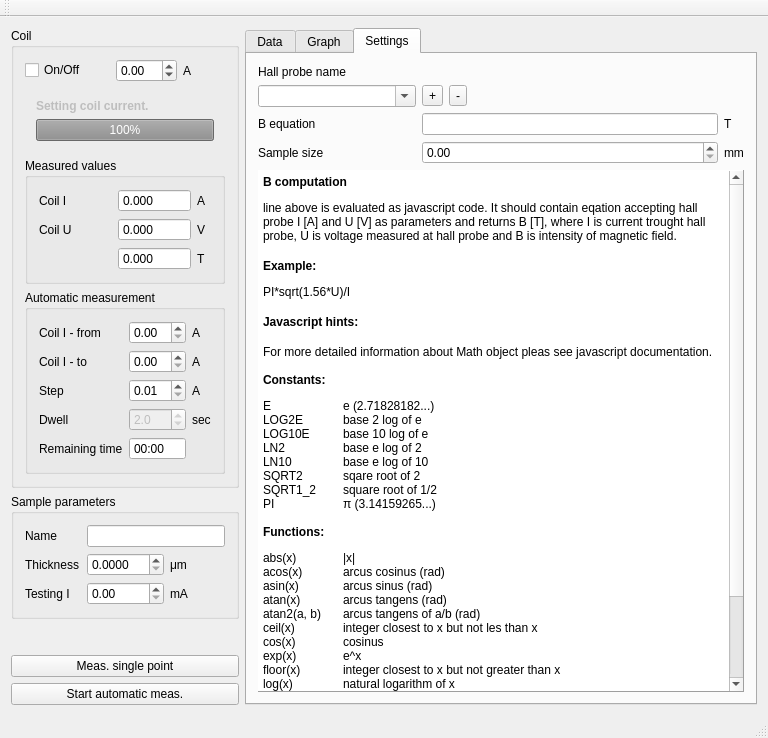
This is hall/mainwindow.ui in mBr001/hall as Qt 5 draws it before an edit. The edited form follows.
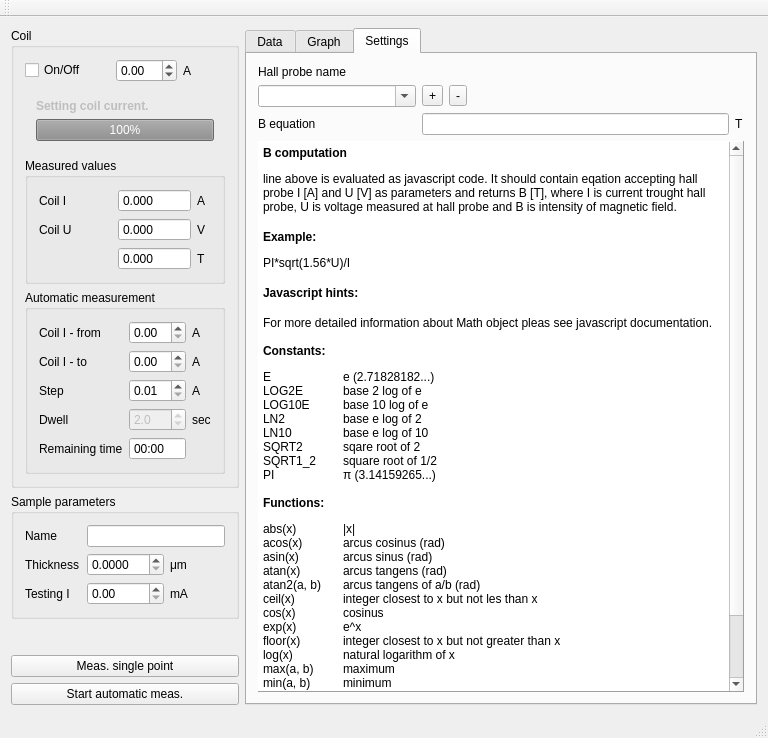
This is the edited form. Custom widgets are drawn as their Qt base class.

Commit message: checnge grouping of sample holder parameters

The edit to the form file:
```diff
--- a/hall/mainwindow.ui
+++ b/hall/mainwindow.ui
@@ -566,7 +566,14 @@
             </property>
            </widget>
           </item>
-          <item row="5" column="0" colspan="3">
+          <item row="2" column="0">
+           <widget class="QLabel" name="label_14">
+            <property name="text">
+             <string>B equation</string>
+            </property>
+           </widget>
+          </item>
+          <item row="4" column="0" colspan="3">
            <widget class="QTextEdit" name="textEdit">
             <property name="frameShape">
              <enum>QFrame::Panel</enum>
@@ -581,47 +588,26 @@
              <string>&lt;!DOCTYPE HTML PUBLIC &quot;-//W3C//DTD HTML 4.0//EN&quot; &quot;http://www.w3.org/TR/REC-html40/strict.dtd&quot;&gt;
 &lt;html&gt;&lt;head&gt;&lt;meta name=&quot;qrichtext&quot; content=&quot;1&quot; /&gt;&lt;style type=&quot;text/css&quot;&gt;
 p, li { white-space: pre-wrap; }
-&lt;/style&gt;&lt;/head&gt;&lt;body style=&quot; font-family:'Sans Serif'; font-size:9pt; font-weight:400; font-style:normal;&quot;&gt;
-&lt;p style=&quot; margin-top:18px; margin-bottom:12px; margin-left:0px; margin-right:0px; -qt-block-indent:0; text-indent:0px;&quot;&gt;&lt;span style=&quot; font-weight:600;&quot;&gt;B computation&lt;/span&gt;&lt;/p&gt;
-&lt;p style=&quot; margin-top:12px; margin-bottom:12px; margin-left:0px; margin-right:0px; -qt-block-indent:0; text-indent:0px;&quot;&gt;line above is evaluated as javascript code. It should contain eqation accepting hall probe &lt;span style=&quot; font-family:'Courier New,courier';&quot;&gt;I&lt;/span&gt; [A] and &lt;span style=&quot; font-family:'Courier New,courier';&quot;&gt;U&lt;/span&gt; [V] as parameters and returns &lt;span style=&quot; font-family:'Courier New,courier';&quot;&gt;B&lt;/span&gt; [T], where &lt;span style=&quot; font-family:'Courier New,courier';&quot;&gt;I&lt;/span&gt; is current trought hall probe, &lt;span style=&quot; font-family:'Courier New,courier';&quot;&gt;U&lt;/span&gt; is voltage measured at hall probe and &lt;span style=&quot; font-family:'Courier New,courier';&quot;&gt;B&lt;/span&gt; is intensity of magnetic field.&lt;/p&gt;
-&lt;p style=&quot; margin-top:16px; margin-bottom:12px; margin-left:0px; margin-right:0px; -qt-block-indent:0; text-indent:0px;&quot;&gt;&lt;span style=&quot; font-weight:600;&quot;&gt;Example:&lt;/span&gt;&lt;/p&gt;
-&lt;p style=&quot; margin-top:12px; margin-bottom:12px; margin-left:0px; margin-right:0px; -qt-block-indent:0; text-indent:0px;&quot;&gt;&lt;span style=&quot; font-family:'Courier New,courier';&quot;&gt;PI*sqrt(1.56*U)/I&lt;/span&gt;&lt;/p&gt;
-&lt;p style=&quot; margin-top:16px; margin-bottom:12px; margin-left:0px; margin-right:0px; -qt-block-indent:0; text-indent:0px;&quot;&gt;&lt;span style=&quot; font-weight:600;&quot;&gt;Javascript hints:&lt;/span&gt;&lt;/p&gt;
-&lt;p style=&quot; margin-top:16px; margin-bottom:12px; margin-left:0px; margin-right:0px; -qt-block-indent:0; text-indent:0px;&quot;&gt;For more detailed information about Math object pleas see javascript documentation.&lt;/p&gt;
-&lt;p style=&quot; margin-top:14px; margin-bottom:12px; margin-left:0px; margin-right:0px; -qt-block-indent:0; text-indent:0px;&quot;&gt;&lt;span style=&quot; font-weight:600;&quot;&gt;Constants:&lt;/span&gt;&lt;/p&gt;
-&lt;p style=&quot; margin-top:12px; margin-bottom:12px; margin-left:0px; margin-right:0px; -qt-block-indent:0; text-indent:0px;&quot;&gt;&lt;span style=&quot; font-family:'Courier New,courier';&quot;&gt;E	e (2.71828182...)&lt;br /&gt;LOG2E	base 2 log of e&lt;br /&gt;LOG10E	base 10 log of e&lt;br /&gt;LN2	base e log of 2&lt;br /&gt;LN10	base e log of 10&lt;br /&gt;SQRT2	sqare root of 2&lt;br /&gt;SQRT1_2	square root of 1/2&lt;br /&gt;PI	π (3.14159265...)&lt;/span&gt;&lt;/p&gt;
-&lt;p style=&quot; margin-top:14px; margin-bottom:12px; margin-left:0px; margin-right:0px; -qt-block-indent:0; text-indent:0px;&quot;&gt;&lt;span style=&quot; font-weight:600;&quot;&gt;Functions:&lt;/span&gt;&lt;/p&gt;
-&lt;p style=&quot; margin-top:12px; margin-bottom:12px; margin-left:0px; margin-right:0px; -qt-block-indent:0; text-indent:0px;&quot;&gt;&lt;span style=&quot; font-family:'Courier New,courier';&quot;&gt;abs(x)	|x|&lt;br /&gt;acos(x)	arcus cosinus (rad)&lt;br /&gt;asin(x)	arcus sinus (rad)&lt;br /&gt;atan(x)	arcus tangens (rad)&lt;br /&gt;atan2(a, b)	arcus tangens of a/b (rad)&lt;br /&gt;ceil(x)	integer closest to x but not les than x&lt;br /&gt;cos(x)	cosinus&lt;br /&gt;exp(x)	e^x&lt;br /&gt;floor(x)	integer closest to x but not greater than x&lt;br /&gt;log(x)	natural logarithm of x&lt;br /&gt;max(a, b)	maximum&lt;br /&gt;min(a, b)	minimum&lt;br /&gt;pow(x, y)	x^y&lt;br /&gt;random()	random number in range 0. - 1.&lt;br /&gt;round(x)	integer closest to x&lt;br /&gt;sqrt(x)	square root of x&lt;br /&gt;tan(x)	tangent&lt;/span&gt;&lt;/p&gt;&lt;/body&gt;&lt;/html&gt;</string>
+&lt;/style&gt;&lt;/head&gt;&lt;body style=&quot; font-family:'Sans Serif'; font-size:10pt; font-weight:400; font-style:normal;&quot;&gt;
+&lt;p style=&quot; margin-top:18px; margin-bottom:12px; margin-left:0px; margin-right:0px; -qt-block-indent:0; text-indent:0px;&quot;&gt;&lt;span style=&quot; font-size:9pt; font-weight:600;&quot;&gt;B computation&lt;/span&gt;&lt;/p&gt;
+&lt;p style=&quot; margin-top:12px; margin-bottom:12px; margin-left:0px; margin-right:0px; -qt-block-indent:0; text-indent:0px;&quot;&gt;&lt;span style=&quot; font-size:9pt;&quot;&gt;line above is evaluated as javascript code. It should contain eqation accepting hall probe &lt;/span&gt;&lt;span style=&quot; font-family:'Courier New,courier'; font-size:9pt;&quot;&gt;I&lt;/span&gt;&lt;span style=&quot; font-size:9pt;&quot;&gt; [A] and &lt;/span&gt;&lt;span style=&quot; font-family:'Courier New,courier'; font-size:9pt;&quot;&gt;U&lt;/span&gt;&lt;span style=&quot; font-size:9pt;&quot;&gt; [V] as parameters and returns &lt;/span&gt;&lt;span style=&quot; font-family:'Courier New,courier'; font-size:9pt;&quot;&gt;B&lt;/span&gt;&lt;span style=&quot; font-size:9pt;&quot;&gt; [T], where &lt;/span&gt;&lt;span style=&quot; font-family:'Courier New,courier'; font-size:9pt;&quot;&gt;I&lt;/span&gt;&lt;span style=&quot; font-size:9pt;&quot;&gt; is current trought hall probe, &lt;/span&gt;&lt;span style=&quot; font-family:'Courier New,courier'; font-size:9pt;&quot;&gt;U&lt;/span&gt;&lt;span style=&quot; font-size:9pt;&quot;&gt; is voltage measured at hall probe and &lt;/span&gt;&lt;span style=&quot; font-family:'Courier New,courier'; font-size:9pt;&quot;&gt;B&lt;/span&gt;&lt;span style=&quot; font-size:9pt;&quot;&gt; is intensity of magnetic field.&lt;/span&gt;&lt;/p&gt;
+&lt;p style=&quot; margin-top:16px; margin-bottom:12px; margin-left:0px; margin-right:0px; -qt-block-indent:0; text-indent:0px;&quot;&gt;&lt;span style=&quot; font-size:9pt; font-weight:600;&quot;&gt;Example:&lt;/span&gt;&lt;/p&gt;
+&lt;p style=&quot; margin-top:12px; margin-bottom:12px; margin-left:0px; margin-right:0px; -qt-block-indent:0; text-indent:0px;&quot;&gt;&lt;span style=&quot; font-family:'Courier New,courier'; font-size:9pt;&quot;&gt;PI*sqrt(1.56*U)/I&lt;/span&gt;&lt;/p&gt;
+&lt;p style=&quot; margin-top:16px; margin-bottom:12px; margin-left:0px; margin-right:0px; -qt-block-indent:0; text-indent:0px;&quot;&gt;&lt;span style=&quot; font-size:9pt; font-weight:600;&quot;&gt;Javascript hints:&lt;/span&gt;&lt;/p&gt;
+&lt;p style=&quot; margin-top:16px; margin-bottom:12px; margin-left:0px; margin-right:0px; -qt-block-indent:0; text-indent:0px;&quot;&gt;&lt;span style=&quot; font-size:9pt;&quot;&gt;For more detailed information about Math object pleas see javascript documentation.&lt;/span&gt;&lt;/p&gt;
+&lt;p style=&quot; margin-top:14px; margin-bottom:12px; margin-left:0px; margin-right:0px; -qt-block-indent:0; text-indent:0px;&quot;&gt;&lt;span style=&quot; font-size:9pt; font-weight:600;&quot;&gt;Constants:&lt;/span&gt;&lt;/p&gt;
+&lt;p style=&quot; margin-top:12px; margin-bottom:12px; margin-left:0px; margin-right:0px; -qt-block-indent:0; text-indent:0px;&quot;&gt;&lt;span style=&quot; font-family:'Courier New,courier'; font-size:9pt;&quot;&gt;E	e (2.71828182...)&lt;br /&gt;LOG2E	base 2 log of e&lt;br /&gt;LOG10E	base 10 log of e&lt;br /&gt;LN2	base e log of 2&lt;br /&gt;LN10	base e log of 10&lt;br /&gt;SQRT2	sqare root of 2&lt;br /&gt;SQRT1_2	square root of 1/2&lt;br /&gt;PI	π (3.14159265...)&lt;/span&gt;&lt;/p&gt;
+&lt;p style=&quot; margin-top:14px; margin-bottom:12px; margin-left:0px; margin-right:0px; -qt-block-indent:0; text-indent:0px;&quot;&gt;&lt;span style=&quot; font-size:9pt; font-weight:600;&quot;&gt;Functions:&lt;/span&gt;&lt;/p&gt;
+&lt;p style=&quot; margin-top:12px; margin-bottom:12px; margin-left:0px; margin-right:0px; -qt-block-indent:0; text-indent:0px;&quot;&gt;&lt;span style=&quot; font-family:'Courier New,courier'; font-size:9pt;&quot;&gt;abs(x)	|x|&lt;br /&gt;acos(x)	arcus cosinus (rad)&lt;br /&gt;asin(x)	arcus sinus (rad)&lt;br /&gt;atan(x)	arcus tangens (rad)&lt;br /&gt;atan2(a, b)	arcus tangens of a/b (rad)&lt;br /&gt;ceil(x)	integer closest to x but not les than x&lt;br /&gt;cos(x)	cosinus&lt;br /&gt;exp(x)	e^x&lt;br /&gt;floor(x)	integer closest to x but not greater than x&lt;br /&gt;log(x)	natural logarithm of x&lt;br /&gt;max(a, b)	maximum&lt;br /&gt;min(a, b)	minimum&lt;br /&gt;pow(x, y)	x^y&lt;br /&gt;random()	random number in range 0. - 1.&lt;br /&gt;round(x)	integer closest to x&lt;br /&gt;sqrt(x)	square root of x&lt;br /&gt;tan(x)	tangent&lt;/span&gt;&lt;/p&gt;&lt;/body&gt;&lt;/html&gt;</string>
             </property>
             <property name="textInteractionFlags">
              <set>Qt::TextSelectableByKeyboard|Qt::TextSelectableByMouse</set>
             </property>
            </widget>
           </item>
-          <item row="2" column="0">
-           <widget class="QLabel" name="label_14">
-            <property name="text">
-             <string>B equation</string>
-            </property>
-           </widget>
-          </item>
           <item row="2" column="1">
            <widget class="QLineEdit" name="hallProbeEquationBLineEdit"/>
           </item>
-          <item row="3" column="1">
-           <widget class="QDoubleSpinBox" name="hallProbeSampleSizeDoubleSpinBox">
-            <property name="maximum">
-             <double>40.000000000000000</double>
-            </property>
-           </widget>
-          </item>
-          <item row="3" column="0">
-           <widget class="QLabel" name="label_10">
-            <property name="text">
-             <string>Sample size</string>
-            </property>
-           </widget>
-          </item>
           <item row="2" column="2">
            <widget class="QLabel" name="label_18">
             <property name="text">
@@ -629,13 +615,6 @@
             </property>
            </widget>
           </item>
-          <item row="3" column="2">
-           <widget class="QLabel" name="label_27">
-            <property name="text">
-             <string>mm</string>
-            </property>
-           </widget>
-          </item>
           <item row="1" column="1" colspan="2">
            <layout class="QHBoxLayout" name="horizontalLayout_2">
             <item>
```
The commit also changes 5 other files.
